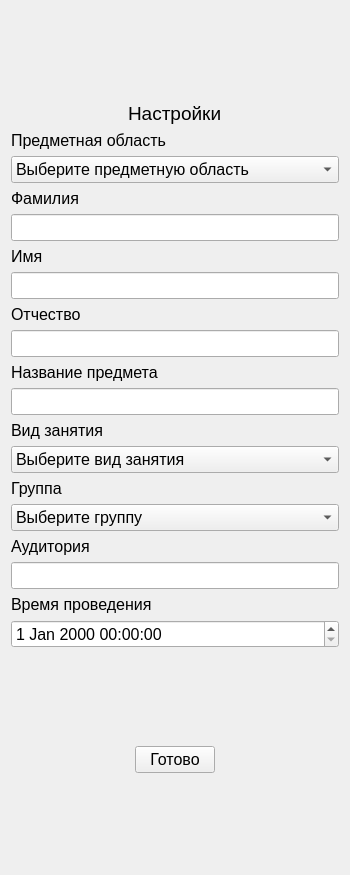
The window that Plan/settingswindow.ui (Undetaker45/MDKP) describes before a commit, drawn with Qt 5.
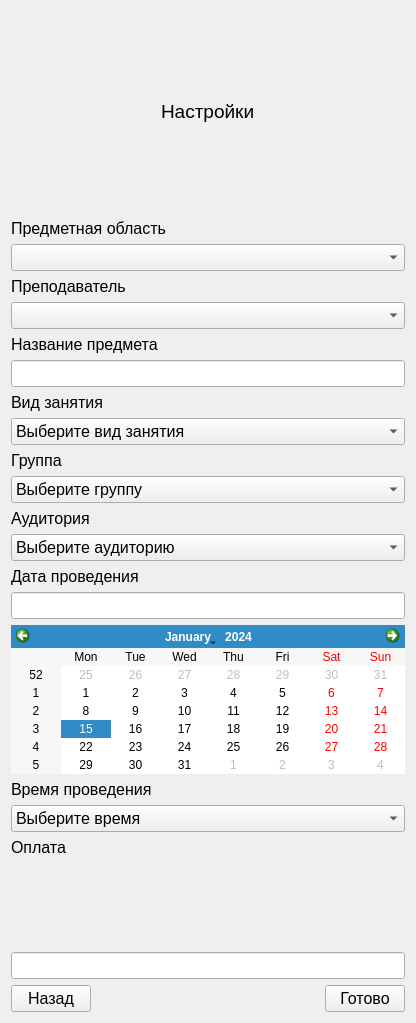
The same window after the commit.

```diff
--- a/Plan/settingswindow.ui
+++ b/Plan/settingswindow.ui
@@ -6,8 +6,8 @@
    <rect>
     <x>0</x>
     <y>0</y>
-    <width>350</width>
-    <height>875</height>
+    <width>416</width>
+    <height>1023</height>
    </rect>
   </property>
   <property name="windowTitle">
@@ -17,7 +17,7 @@
    <item>
     <layout class="QVBoxLayout" name="verticalLayout">
      <item>
-      <spacer name="verticalSpacer">
+      <spacer name="verticalSpacer_2">
        <property name="orientation">
         <enum>Qt::Vertical</enum>
        </property>
@@ -30,9 +30,9 @@
       </spacer>
      </item>
      <item>
-      <layout class="QHBoxLayout" name="horizontalLayout">
+      <layout class="QHBoxLayout" name="horizontalLayout_2">
        <item>
-        <spacer name="horizontalSpacer_2">
+        <spacer name="horizontalSpacer">
          <property name="orientation">
           <enum>Qt::Horizontal</enum>
          </property>
@@ -57,7 +57,7 @@
         </widget>
        </item>
        <item>
-        <spacer name="horizontalSpacer">
+        <spacer name="horizontalSpacer_2">
          <property name="orientation">
           <enum>Qt::Horizontal</enum>
          </property>
@@ -71,6 +71,19 @@
        </item>
       </layout>
      </item>
+     <item>
+      <spacer name="verticalSpacer_3">
+       <property name="orientation">
+        <enum>Qt::Vertical</enum>
+       </property>
+       <property name="sizeHint" stdset="0">
+        <size>
+         <width>20</width>
+         <height>40</height>
+        </size>
+       </property>
+      </spacer>
+     </item>
      <item>
       <widget class="QLabel" name="label">
        <property name="font">
@@ -90,11 +103,6 @@
          <pointsize>12</pointsize>
         </font>
        </property>
-       <item>
-        <property name="text">
-         <string>Выберите предметную область</string>
-        </property>
-       </item>
       </widget>
      </item>
      <item>
@@ -105,54 +113,12 @@
         </font>
        </property>
        <property name="text">
-        <string>Фамилия</string>
+        <string>Преподаватель</string>
        </property>
       </widget>
      </item>
      <item>
-      <widget class="QLineEdit" name="SurnameEdit">
-       <property name="font">
-        <font>
-         <pointsize>12</pointsize>
-        </font>
-       </property>
-      </widget>
-     </item>
-     <item>
-      <widget class="QLabel" name="label_3">
-       <property name="font">
-        <font>
-         <pointsize>12</pointsize>
-        </font>
-       </property>
-       <property name="text">
-        <string>Имя</string>
-       </property>
-      </widget>
-     </item>
-     <item>
-      <widget class="QLineEdit" name="NameEdit">
-       <property name="font">
-        <font>
-         <pointsize>12</pointsize>
-        </font>
-       </property>
-      </widget>
-     </item>
-     <item>
-      <widget class="QLabel" name="label_4">
-       <property name="font">
-        <font>
-         <pointsize>12</pointsize>
-        </font>
-       </property>
-       <property name="text">
-        <string>Отчество</string>
-       </property>
-      </widget>
-     </item>
-     <item>
-      <widget class="QLineEdit" name="MiddleNameEdit">
+      <widget class="QComboBox" name="TeacherBox">
        <property name="font">
         <font>
          <pointsize>12</pointsize>
@@ -256,12 +222,17 @@
       </widget>
      </item>
      <item>
-      <widget class="QLineEdit" name="LectorHallEdit">
+      <widget class="QComboBox" name="LectorHall">
        <property name="font">
         <font>
          <pointsize>12</pointsize>
         </font>
        </property>
+       <item>
+        <property name="text">
+         <string>Выберите аудиторию</string>
+        </property>
+       </item>
       </widget>
      </item>
      <item>
@@ -272,21 +243,102 @@
         </font>
        </property>
        <property name="text">
+        <string>Дата проведения</string>
+       </property>
+      </widget>
+     </item>
+     <item>
+      <widget class="QLineEdit" name="DataEdit">
+       <property name="font">
+        <font>
+         <pointsize>12</pointsize>
+        </font>
+       </property>
+      </widget>
+     </item>
+     <item>
+      <widget class="QCalendarWidget" name="Data"/>
+     </item>
+     <item>
+      <widget class="QLabel" name="label_3">
+       <property name="font">
+        <font>
+         <pointsize>12</pointsize>
+        </font>
+       </property>
+       <property name="text">
         <string>Время проведения</string>
        </property>
       </widget>
      </item>
      <item>
-      <widget class="QDateTimeEdit" name="dateTimeEdit">
+      <widget class="QComboBox" name="Time">
        <property name="font">
         <font>
          <pointsize>12</pointsize>
         </font>
        </property>
+       <item>
+        <property name="text">
+         <string>Выберите время</string>
+        </property>
+       </item>
+       <item>
+        <property name="text">
+         <string>8:30</string>
+        </property>
+       </item>
+       <item>
+        <property name="text">
+         <string>10:15</string>
+        </property>
+       </item>
+       <item>
+        <property name="text">
+         <string>12:00</string>
+        </property>
+       </item>
+       <item>
+        <property name="text">
+         <string>14:10</string>
+        </property>
+       </item>
+       <item>
+        <property name="text">
+         <string>15:55</string>
+        </property>
+       </item>
+       <item>
+        <property name="text">
+         <string>17:40</string>
+        </property>
+       </item>
+       <item>
+        <property name="text">
+         <string>18:25</string>
+        </property>
+       </item>
+       <item>
+        <property name="text">
+         <string>20:10</string>
+        </property>
+       </item>
       </widget>
      </item>
      <item>
-      <spacer name="verticalSpacer_3">
+      <widget class="QLabel" name="label_4">
+       <property name="font">
+        <font>
+         <pointsize>12</pointsize>
+        </font>
+       </property>
+       <property name="text">
+        <string>Оплата</string>
+       </property>
+      </widget>
+     </item>
+     <item>
+      <spacer name="verticalSpacer">
        <property name="orientation">
         <enum>Qt::Vertical</enum>
        </property>
@@ -299,7 +351,28 @@
       </spacer>
      </item>
      <item>
-      <layout class="QHBoxLayout" name="horizontalLayout_2">
+      <widget class="QLineEdit" name="PaymentEdit">
+       <property name="font">
+        <font>
+         <pointsize>12</pointsize>
+        </font>
+       </property>
+      </widget>
+     </item>
+     <item>
+      <layout class="QHBoxLayout" name="horizontalLayout">
+       <item>
+        <widget class="QPushButton" name="ExitBtn">
+         <property name="font">
+          <font>
+           <pointsize>12</pointsize>
+          </font>
+         </property>
+         <property name="text">
+          <string>Назад</string>
+         </property>
+        </widget>
+       </item>
        <item>
         <spacer name="horizontalSpacer_3">
          <property name="orientation">
@@ -314,7 +387,7 @@
         </spacer>
        </item>
        <item>
-        <widget class="QPushButton" name="pbGotovo">
+        <widget class="QPushButton" name="ConfirmBtn">
          <property name="font">
           <font>
            <pointsize>12</pointsize>
@@ -325,34 +398,8 @@
          </property>
         </widget>
        </item>
-       <item>
-        <spacer name="horizontalSpacer_4">
-         <property name="orientation">
-          <enum>Qt::Horizontal</enum>
-         </property>
-         <property name="sizeHint" stdset="0">
-          <size>
-           <width>40</width>
-           <height>20</height>
-          </size>
-         </property>
-        </spacer>
-       </item>
       </layout>
      </item>
-     <item>
-      <spacer name="verticalSpacer_2">
-       <property name="orientation">
-        <enum>Qt::Vertical</enum>
-       </property>
-       <property name="sizeHint" stdset="0">
-        <size>
-         <width>20</width>
-         <height>40</height>
-        </size>
-       </property>
-      </spacer>
-     </item>
     </layout>
    </item>
   </layout>
```
Left out of the diff: 12 changed lines with no effect on the pictures.
